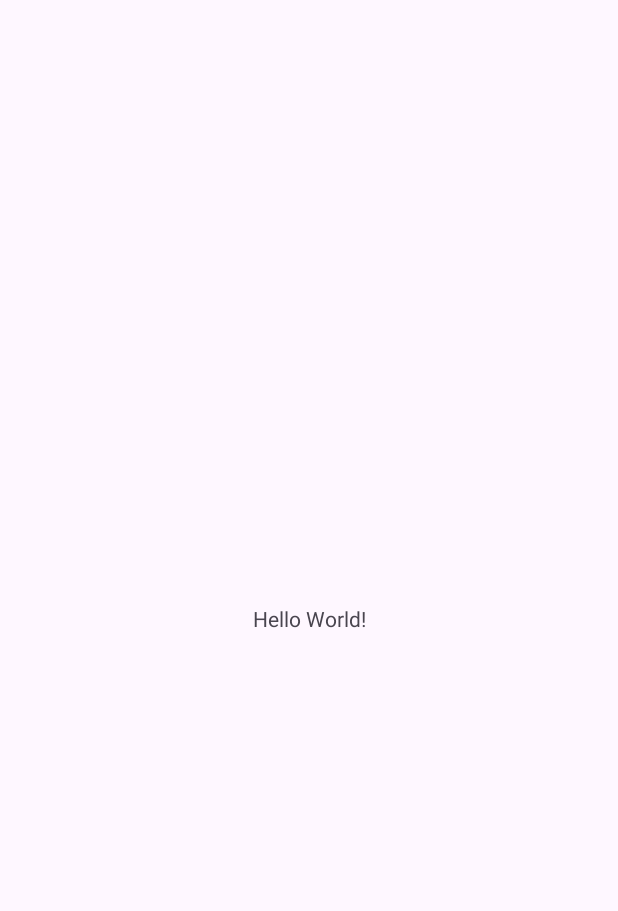
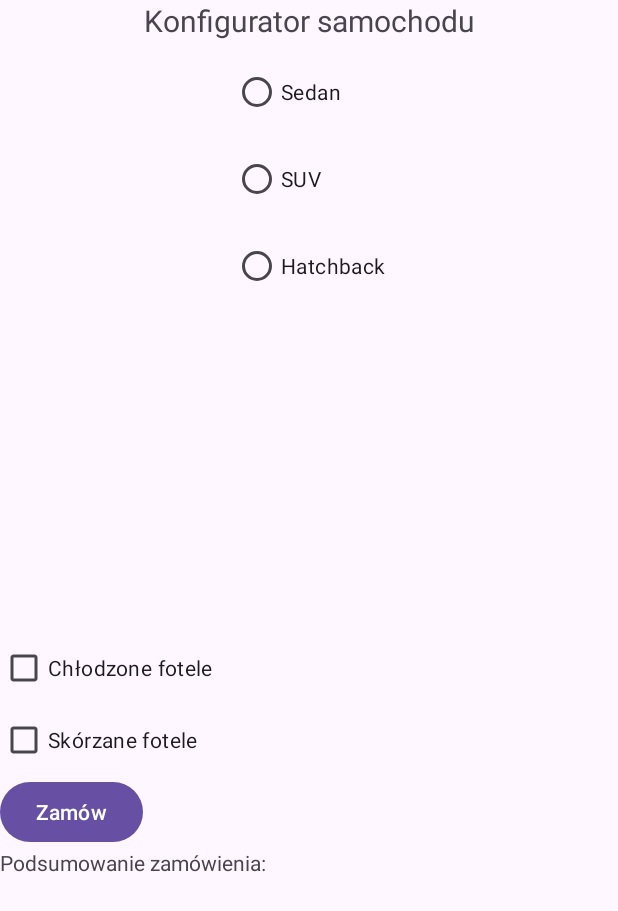
Before and after one commit to wsad4679/carConfigurator, an Android app: the screen it shows after launch (MainActivity), on a phone screen of 412 x 824 dp. Before the commit the part shown is almost empty. Shown: the top 911 px of the screen. Run offline under Robolectric (Android 15) with nearby library versions, the phone set to English and light mode, and no system bars.

Commit message:
Finished form sketch

```diff
--- a/app/src/main/res/layout/activity_main.xml
+++ b/app/src/main/res/layout/activity_main.xml
@@ -1,19 +1,91 @@
 <?xml version="1.0" encoding="utf-8"?>
-<androidx.constraintlayout.widget.ConstraintLayout xmlns:android="http://schemas.android.com/apk/res/android"
+<ScrollView
+    xmlns:android="http://schemas.android.com/apk/res/android"
     xmlns:app="http://schemas.android.com/apk/res-auto"
     xmlns:tools="http://schemas.android.com/tools"
     android:id="@+id/main"
     android:layout_width="match_parent"
     android:layout_height="match_parent"
-    tools:context=".MainActivity">
+    tools:context=".MainActivity"
+    >
 
-    <TextView
-        android:layout_width="wrap_content"
-        android:layout_height="wrap_content"
-        android:text="Hello World!"
-        app:layout_constraintBottom_toBottomOf="parent"
-        app:layout_constraintEnd_toEndOf="parent"
-        app:layout_constraintStart_toStartOf="parent"
-        app:layout_constraintTop_toTopOf="parent" />
+    <LinearLayout
+        android:layout_width="match_parent"
+        android:layout_height="match_parent"
+        android:orientation="vertical"
+        >
 
-</androidx.constraintlayout.widget.ConstraintLayout>
+            <TextView
+                android:layout_width="match_parent"
+                android:layout_height="wrap_content"
+                android:textSize="20sp"
+                android:text="Konfigurator samochodu"
+                android:gravity="center"
+                />
+
+                <RadioGroup
+                    android:layout_width="wrap_content"
+                    android:layout_height="wrap_content"
+                    android:layout_margin="10dp"
+                    android:layout_gravity="center"
+                    >
+
+                    <RadioButton
+                        android:layout_width="wrap_content"
+                        android:layout_height="wrap_content"
+                        android:text="Sedan"
+                        android:layout_marginBottom="10dp"
+                        />
+
+                    <RadioButton
+                        android:layout_width="wrap_content"
+                        android:layout_height="wrap_content"
+                        android:text="SUV"
+                        android:layout_marginBottom="10dp"
+                        />
+
+                    <RadioButton
+                        android:layout_width="wrap_content"
+                        android:layout_height="wrap_content"
+                        android:text="Hatchback"
+                        android:layout_marginBottom="10dp"
+                        />
+
+
+
+                </RadioGroup>
+
+        <ImageView
+            android:layout_width="200dp"
+            android:layout_height="200dp"
+            android:layout_gravity="center"
+            />
+
+
+        <CheckBox
+            android:layout_width="wrap_content"
+            android:layout_height="wrap_content"
+            android:text="Chłodzone fotele"
+            />
+
+        <CheckBox
+            android:layout_width="wrap_content"
+            android:layout_height="wrap_content"
+            android:text="Skórzane fotele"
+            />
+
+
+        <Button
+            android:layout_width="wrap_content"
+            android:layout_height="wrap_content"
+            android:text="Zamów"
+            />
+
+        <TextView
+            android:layout_width="wrap_content"
+            android:layout_height="wrap_content"
+            android:text="Podsumowanie zamówienia: "
+            />
+
+    </LinearLayout>
+</ScrollView>
```
